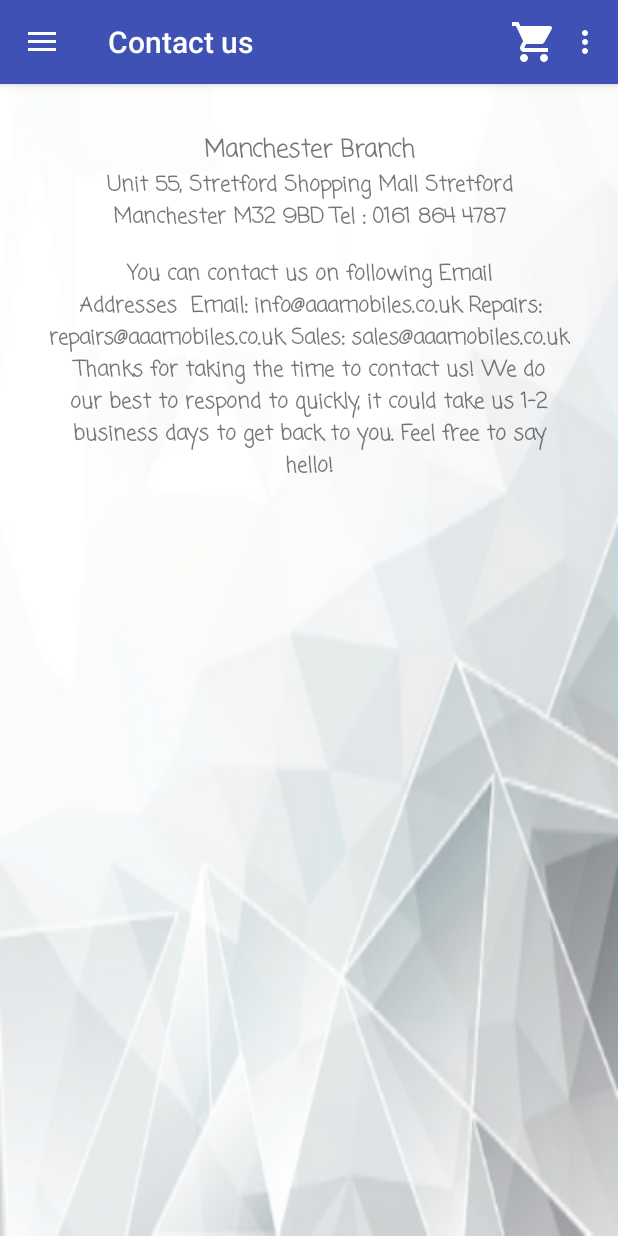
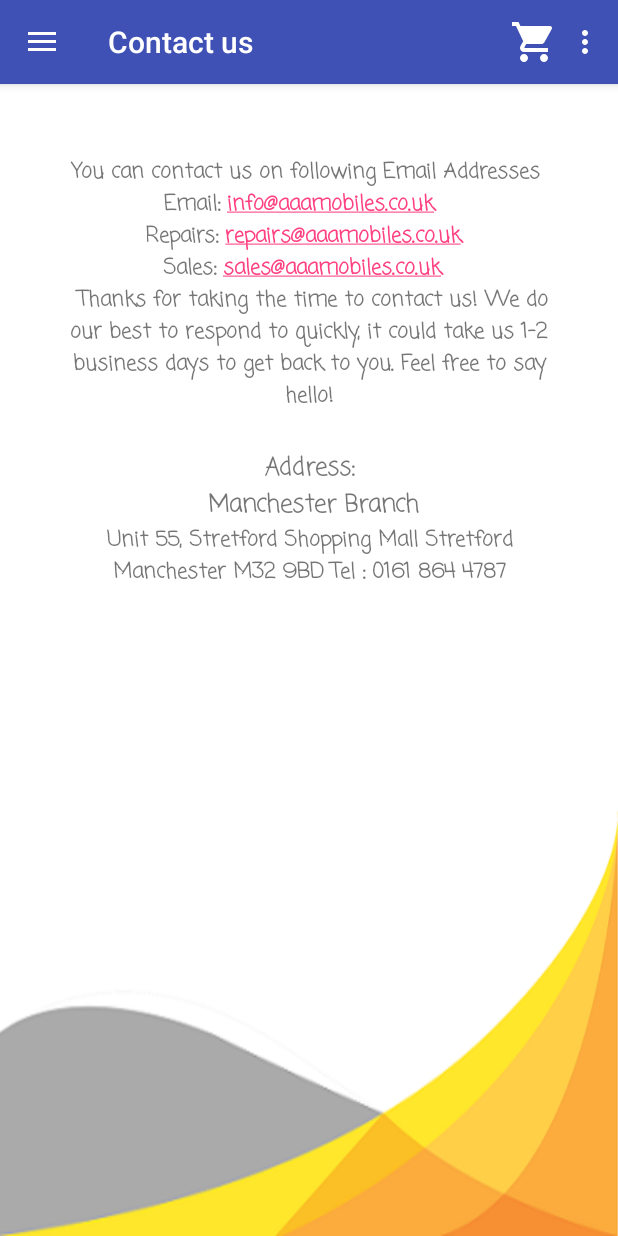
Before and after one commit to qasimdm/aaamobile, an Android app: the screen it shows after launch (MainActivity), in the side drawer, after a tap on "Contact us", on a phone screen of 412 x 824 dp. Run offline under Robolectric (Android 15) with nearby library versions, the phone set to English and light mode, and no system bars; our stand-ins replace Firebase (no records; nobody signed in at launch, a user with empty details on screens opened directly); libraries missing offline, so code that uses them is left out: com.firebase.ui.

```diff
--- a/app/src/main/java/app15/aaamobile/view/CartViewFragment.java
+++ b/app/src/main/java/app15/aaamobile/view/CartViewFragment.java
@@ -67,6 +67,7 @@ public class CartViewFragment extends Fragment {
                     dbController.setDatabaseReference(TABLE_USER);
                     dbController.readOnce(key);
                     PaymentDialogFragment payFragment = new PaymentDialogFragment();
+
                     payFragment.setStyle(DialogFragment.STYLE_NORMAL, R.style.CustomDialog);    //// TODO: 2016-11-15 fix style, title not visible, problem after Api 23
                     payFragment.show(fm, "PF");
                 }
--- a/app/src/main/java/app15/aaamobile/view/MainActivity.java
+++ b/app/src/main/java/app15/aaamobile/view/MainActivity.java
@@ -159,7 +159,7 @@ public class MainActivity extends AppCompatActivity
         MenuItem menuItemOrders = menu.findItem(R.id.nav_orders);
         View headerView = navigationView.getHeaderView(0);
         TextView navHeaderUserEmail = (TextView) headerView.findViewById(R.id.nav_header_email);
-
+        CartController cartController = new CartController();
         // Not signed in OR when user logs out
         if (mFirebaseUser == null) {
             menuItemLogin.setVisible(true);
@@ -168,9 +168,7 @@ public class MainActivity extends AppCompatActivity
             menuItemOrders.setVisible(false);
             navHeaderUserEmail.setText("Guest");
             loadNavigatedFragment(new HomeFragment(), TAG_HOME, homeItem);  //Load default Home fragment
-            CartController cartController = new CartController();
             cartController.clearCart();                                     //Remove all items from the cart
-            mNotificationCount = cartController.getOrdersCount();
         }
         //Signed in
         else {
@@ -186,6 +184,7 @@ public class MainActivity extends AppCompatActivity
                String mPhotoUrl = mFirebaseUser.getPhotoUrl().toString();
             }
         }
+        mNotificationCount = cartController.getOrdersCount();
         setToolbarTitle();
         invalidateOptionsMenu();    //re draw the action toolbar
     }
--- a/app/src/main/res/layout/cart_header.xml
+++ b/app/src/main/res/layout/cart_header.xml
@@ -3,7 +3,7 @@
         xmlns:android="http://schemas.android.com/apk/res/android"
         android:layout_width="match_parent"
         android:layout_height="wrap_content"
-        android:background="@color/orange"
+        android:background="@color/dark_yellow"
         android:orientation="horizontal"
         android:paddingBottom="@dimen/common_padding"
         android:paddingTop="@dimen/common_padding"
--- a/app/src/main/res/layout/fragment_cart_view.xml
+++ b/app/src/main/res/layout/fragment_cart_view.xml
@@ -87,7 +87,7 @@
             android:layout_width="0dip"
             android:layout_height="wrap_content"
             android:layout_weight="0.5"
-            android:background="@color/orange"
+            android:background="@color/dark_yellow"
             android:text="CLEAR CART"
             android:textAllCaps="true"
             android:textColor="@android:color/white"
@@ -98,7 +98,7 @@
             android:layout_width="0dip"
             android:layout_height="wrap_content"
             android:layout_weight="0.5"
-            android:background="@color/orange"
+            android:background="@color/dark_yellow"
             android:text="SHOP"
             android:textAllCaps="true"
             android:textColor="@android:color/white"
--- a/app/src/main/res/layout/fragment_contact.xml
+++ b/app/src/main/res/layout/fragment_contact.xml
@@ -6,8 +6,22 @@
     tools:context="app15.aaamobile.view.ContactFragment"
     android:orientation="vertical">
 
+
     <TextView
-        android:text="Manchester Branch"
+        android:layout_marginTop="@dimen/activity_vertical_margin"
+        android:textStyle="bold"
+        android:fontFamily="casual"
+        android:text="You can contact us on following Email Addresses \n
+Email: info@aaamobiles.co.uk    \n Repairs: repairs@aaamobiles.co.uk   \n Sales: sales@aaamobiles.co.uk   \n
+Thanks for taking the time to contact us!
+We do our best to respond to quickly, it could take us 1-2 business days to get back to you. Feel free to say hello!"
+        android:gravity="center_horizontal"
+        android:autoLink="email"
+        android:layout_width="match_parent"
+        android:layout_height="wrap_content" />
+
+    <TextView
+        android:text="\n Address: \n Manchester Branch"
         android:textStyle="bold"
         android:textSize="16sp"
         android:fontFamily="casual"
@@ -27,20 +41,4 @@ Tel : 0161 864 4787"
         android:textStyle="bold"
         />
 
-    <TextView
-        android:layout_marginTop="@dimen/activity_vertical_margin"
-        android:textStyle="bold"
-        android:fontFamily="casual"
-        android:text="You can contact us on following Email Addresses
-
-Email: info@aaamobiles.co.uk
-Repairs: repairs@aaamobiles.co.uk
-Sales: sales@aaamobiles.co.uk
-
-Thanks for taking the time to contact us!
-We do our best to respond to quickly, it could take us 1-2 business days to get back to you. Feel free to say hello!"
-        android:gravity="center_horizontal"
-        android:layout_width="match_parent"
-        android:layout_height="wrap_content" />
-
 </LinearLayout>
--- a/app/src/main/res/layout/fragment_home.xml
+++ b/app/src/main/res/layout/fragment_home.xml
@@ -12,7 +12,7 @@
         android:layout_height="wrap_content"
         android:layout_centerHorizontal="true"
         android:padding="@dimen/padding_margin"
-        android:src="@drawable/aaa" />
+        android:src="@drawable/app_aaa_icon" />
 
     <TextView
         android:fontFamily="casual"
--- a/app/src/main/res/layout/fragment_orders.xml
+++ b/app/src/main/res/layout/fragment_orders.xml
@@ -4,7 +4,8 @@
     android:padding="@dimen/padding_margin"
     android:layout_width="match_parent"
     android:layout_height="match_parent"
-    tools:context=".view.OrdersFragment">
+    tools:context=".view.OrdersFragment"
+    android:background="@color/white">
 
     <ListView
         android:id="@+id/list_orders"
--- a/app/src/main/res/layout/nav_header_main.xml
+++ b/app/src/main/res/layout/nav_header_main.xml
@@ -9,14 +9,15 @@
     android:paddingLeft="@dimen/activity_horizontal_margin"
     android:paddingRight="@dimen/activity_horizontal_margin"
     android:paddingTop="@dimen/activity_vertical_margin"
-    android:theme="@style/ThemeOverlay.AppCompat.Dark">
+    android:theme="@style/ThemeOverlay.AppCompat.Dark"
+    android:backgroundTint="@color/dark_grey">
 
     <ImageView
         android:id="@+id/imageView"
         android:layout_width="wrap_content"
         android:layout_height="wrap_content"
         android:paddingTop="@dimen/nav_header_vertical_spacing"
-        android:src="@drawable/aaa" />
+        android:src="@drawable/app_aaa_icon" />
 
     <TextView
         android:layout_width="match_parent"
--- a/app/src/main/res/values/colors.xml
+++ b/app/src/main/res/values/colors.xml
@@ -5,8 +5,10 @@
     <color name="colorAccent">#FF4081</color>
     <color name="green">#008000</color>
     <color name="orange">#ff5500</color>
+    <color name="light_yellow">#936901</color>
     <color name="blue">#0000FF</color>
     <color name="white">#ffffff</color>
     <color name="dark_yellow">#cec702</color>
     <color name="light_grey">#e7e6e6</color>
+    <color name="dark_grey">#1b1b1b</color>
 </resources>
--- a/app/src/main/res/values/styles.xml
+++ b/app/src/main/res/values/styles.xml
@@ -3,7 +3,7 @@
     <!-- Base application theme. -->
     <style name="AppTheme" parent="Theme.AppCompat.Light.DarkActionBar">
         <!-- Customize your theme here. -->
-        <item name="android:windowBackground">@drawable/app_bg</item>
+        <item name="android:windowBackground">@drawable/app_bg_footer</item>
         <item name="colorPrimary">@color/colorPrimary</item>
         <item name="colorPrimaryDark">@color/colorPrimaryDark</item>
         <item name="colorAccent">@color/colorAccent</item>
```
Also changed, not shown: app/src/main/java/app15/aaamobile/model/Order.java (+10 -0 lines), app/src/main/java/app15/aaamobile/view/PaymentDialogFragment.java (+6 -7 lines), app/src/main/java/app15/aaamobile/view/PaypalFragment.java (+23 -28 lines), app/src/main/res/drawable/app_aaa_icon.png (renamed from app/src/main/res/drawable/aaa.png), app/src/main/res/drawable/app_bg.png (deleted), app/src/main/res/drawable/app_bg_black.png (deleted), app/src/main/res/drawable/app_bg_footer.png (added).
